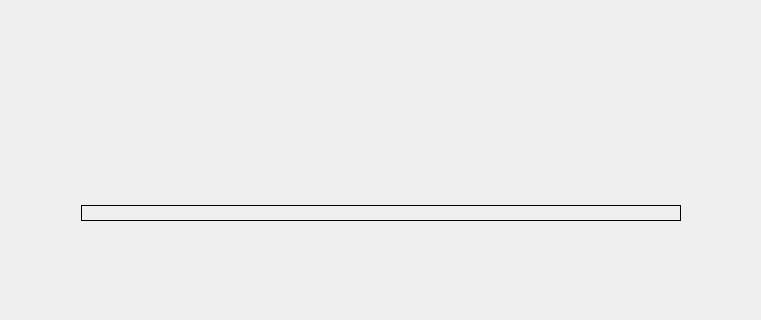
Qt form forms/Page_1.ui (apollo-k22/FaceAI-Product) before a commit; both pictures show x 274 to 1035 and y 480 to 800 of the 1310 by 800 pixel window.
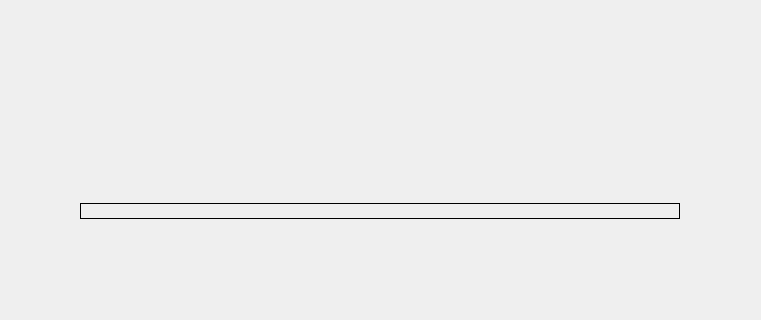
The same form after that commit. Icons and pictures are not drawn.

Commit message: success to add splash screen. update system to have one main window.

Patch:
```diff
--- a/forms/Page_1.ui
+++ b/forms/Page_1.ui
@@ -1,7 +1,7 @@
 <?xml version="1.0" encoding="UTF-8"?>
 <ui version="4.0">
- <class>MainWindow</class>
- <widget class="QMainWindow" name="MainWindow">
+ <class>centralwidget</class>
+ <widget class="QWidget" name="centralwidget">
   <property name="geometry">
    <rect>
     <x>0</x>
@@ -11,26 +11,6 @@
    </rect>
   </property>
   <property name="sizePolicy">
-   <sizepolicy hsizetype="Ignored" vsizetype="Ignored">
-    <horstretch>10</horstretch>
-    <verstretch>10</verstretch>
-   </sizepolicy>
-  </property>
-  <property name="windowTitle">
-   <string>Home</string>
-  </property>
-  <property name="windowIcon">
-   <iconset>
-    <normaloff>../images/FaceAI-Logo.png</normaloff>../images/FaceAI-Logo.png</iconset>
-  </property>
-  <property name="iconSize">
-   <size>
-    <width>10</width>
-    <height>10</height>
-   </size>
-  </property>
-  <widget class="QWidget" name="centralwidget">
-   <property name="sizePolicy">
     <sizepolicy hsizetype="Expanding" vsizetype="Expanding">
      <horstretch>0</horstretch>
      <verstretch>0</verstretch>
@@ -307,7 +287,6 @@
      </layout>
     </item>
    </layout>
-  </widget>
  </widget>
  <resources>
   <include location="../images/images.qrc"/>
```
Lines whose indentation alone changed are shown as unchanged. The commit also changes 20 other files.
